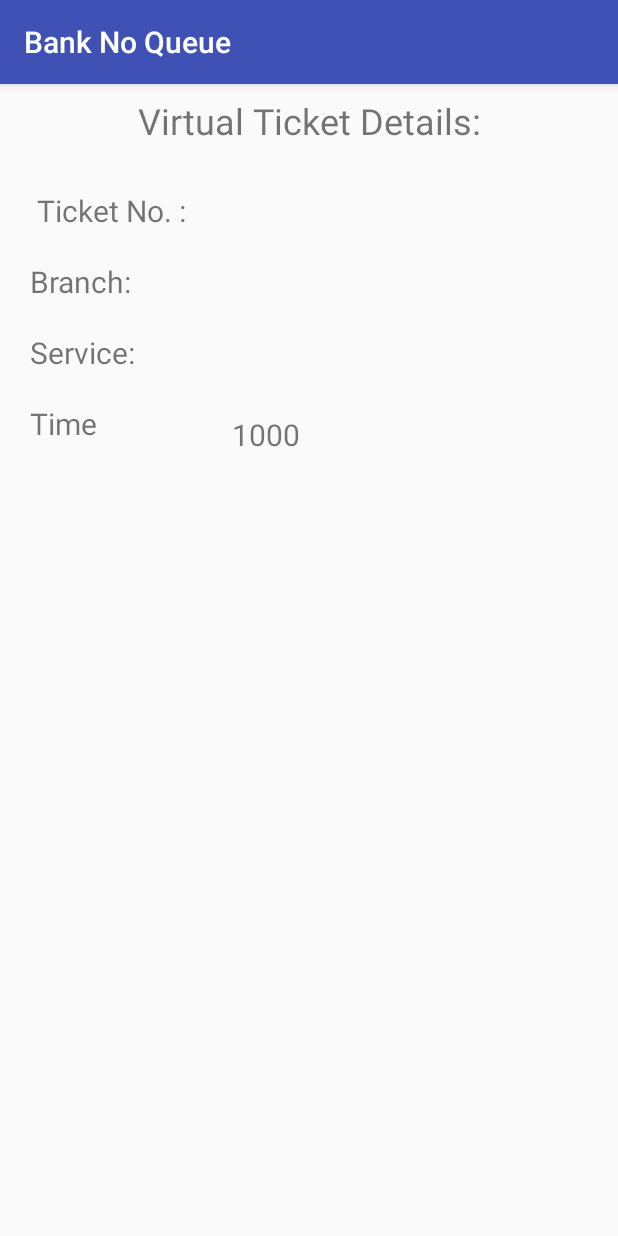
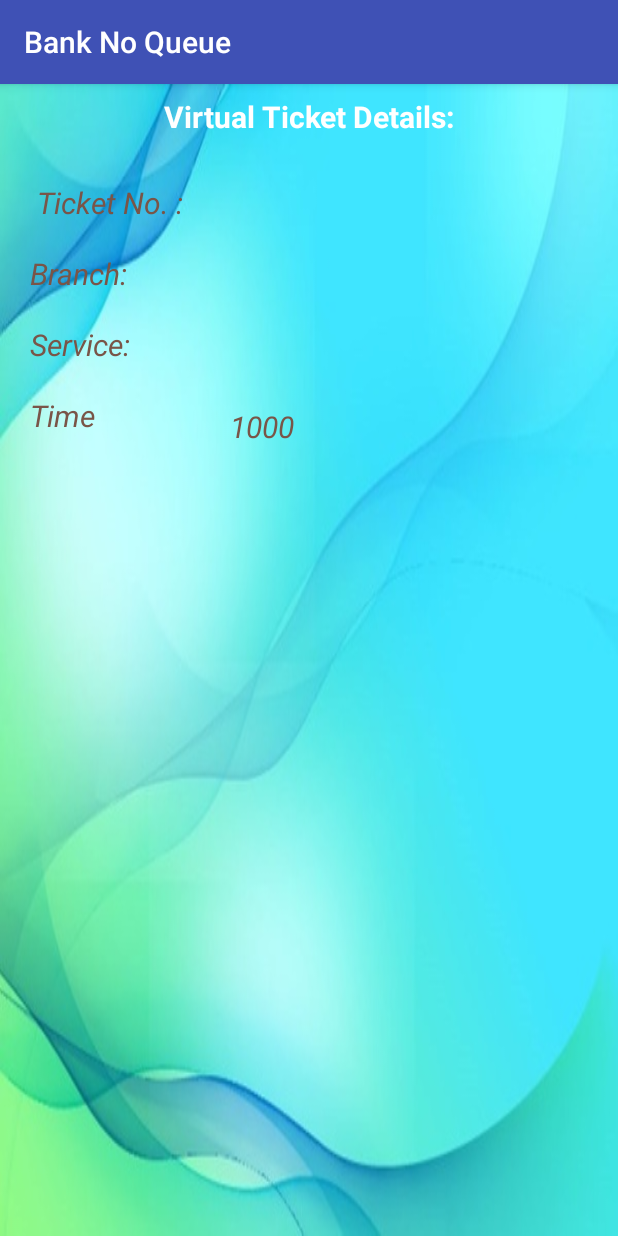
Before and after one commit to allstaralok/BankNoQueue, an Android app: the GuestTimeSelection screen opened directly, with no data from a screen before it, on a phone screen of 412 x 824 dp. Run offline under Robolectric (Android 15) with nearby library versions, the phone set to English and light mode, and no system bars; our stand-ins replace Firebase (no records; nobody signed in at launch, a user with empty details on screens opened directly); 1 statement that could not run was skipped.

```diff
--- a/app/src/main/res/layout/activity_guest_time_selection.xml
+++ b/app/src/main/res/layout/activity_guest_time_selection.xml
@@ -4,6 +4,7 @@
     xmlns:tools="http://schemas.android.com/tools"
     android:layout_width="match_parent"
     android:layout_height="match_parent"
+    android:background="@drawable/image111"
     tools:context="com.example.alok.banknoqueue.GuestTimeSelection">
 
     <TextView
@@ -14,7 +15,9 @@
         android:layout_marginRight="8dp"
         android:layout_marginTop="8dp"
         android:text="Virtual Ticket Details:"
-        android:textSize="24sp"
+        android:textSize="20sp"
+        android:textStyle="bold"
+        android:textColor="#ffffff"
         app:layout_constraintLeft_toLeftOf="parent"
         app:layout_constraintRight_toRightOf="parent"
         app:layout_constraintTop_toTopOf="parent" />
@@ -25,6 +28,8 @@
         android:layout_height="wrap_content"
         android:text=" Ticket No. :"
         android:textSize="20sp"
+        android:textStyle="italic"
+        android:textColor="#795548"
         android:layout_marginTop="30dp"
         app:layout_constraintTop_toBottomOf="@+id/TextBranch"
         android:layout_marginLeft="20dp"
@@ -37,6 +42,8 @@
         android:layout_marginLeft="22dp"
         android:layout_marginTop="30dp"
         android:text="0000000000"
+        android:textStyle="italic"
+        android:textColor="#795548"
         android:textSize="25sp"
         app:layout_constraintLeft_toRightOf="@+id/textView3"
         app:layout_constraintTop_toBottomOf="@+id/TextBranch" />
@@ -47,6 +54,8 @@
         android:layout_height="wrap_content"
         android:text="Branch:"
         android:textSize="20sp"
+        android:textStyle="italic"
+        android:textColor="#795548"
         android:layout_marginTop="20dp"
         app:layout_constraintTop_toBottomOf="@+id/textView3"
         android:layout_marginLeft="20dp"
@@ -60,6 +69,8 @@
         android:layout_marginTop="20dp"
         android:text="Branch"
         android:textSize="20sp"
+        android:textStyle="italic"
+        android:textColor="#795548"
         app:layout_constraintLeft_toRightOf="@+id/textView8"
         app:layout_constraintTop_toBottomOf="@+id/ticketNoTextView" />
 
@@ -70,6 +81,8 @@
         android:layout_marginLeft="20dp"
         android:layout_marginTop="20dp"
         android:text="Service:"
+        android:textStyle="italic"
+        android:textColor="#795548"
         android:textSize="20sp"
         app:layout_constraintLeft_toLeftOf="parent"
         app:layout_constraintTop_toBottomOf="@+id/textView8" />
@@ -81,6 +94,8 @@
         android:layout_marginLeft="70dp"
         android:layout_marginTop="20dp"
         android:text="NULL"
+        android:textStyle="italic"
+        android:textColor="#795548"
         android:textSize="20sp"
         app:layout_constraintLeft_toRightOf="@+id/textView9"
         app:layout_constraintTop_toBottomOf="@+id/branchTextView" />
@@ -92,6 +107,8 @@
         android:layout_marginLeft="20dp"
         android:layout_marginTop="20dp"
         android:text="Time"
+        android:textStyle="italic"
+        android:textColor="#795548"
         android:textSize="20sp"
         app:layout_constraintLeft_toLeftOf="parent"
         app:layout_constraintTop_toBottomOf="@+id/textView9" />
@@ -104,6 +121,8 @@
         android:layout_marginTop="20dp"
         android:text="00:00"
         android:textSize="20sp"
+        android:textStyle="italic"
+        android:textColor="#795548"
         app:layout_constraintLeft_toRightOf="@+id/textView11"
         app:layout_constraintTop_toBottomOf="@+id/serviceEditText" />
 </android.support.constraint.ConstraintLayout>
--- a/app/src/main/res/layout/activity_main.xml
+++ b/app/src/main/res/layout/activity_main.xml
@@ -4,6 +4,7 @@
     xmlns:tools="http://schemas.android.com/tools"
     android:layout_width="match_parent"
     android:layout_height="match_parent"
+    android:background="@drawable/images11"
     tools:context="com.example.alok.banknoqueue.MainActivity"
     tools:layout_editor_absoluteY="81dp"
     tools:layout_editor_absoluteX="0dp">
@@ -27,6 +28,8 @@
         android:layout_marginLeft="8dp"
         android:layout_marginTop="28dp"
         android:text="Registered Users"
+        android:background="#0D47A1"
+        android:textColor="#ffffff"
         app:layout_constraintLeft_toLeftOf="parent"
         app:layout_constraintTop_toBottomOf="@+id/imageView"
         android:layout_marginRight="8dp"
@@ -40,6 +43,8 @@
         android:layout_marginLeft="8dp"
         android:layout_marginTop="40dp"
         android:text="Guest User"
+        android:background="#0D47A1"
+        android:textColor="#ffffff"
         app:layout_constraintLeft_toLeftOf="parent"
         app:layout_constraintTop_toBottomOf="@+id/registerBtn"
         android:layout_marginRight="8dp"
```
Also changed, not shown: app/src/main/res/layout/activity_bank_and_service_selection.xml (+17 -2 lines), app/src/main/res/layout/activity_login.xml (+11 -1 lines), app/src/main/res/drawable/background.png (added), app/src/main/res/drawable/blue_background.png (added), app/src/main/res/drawable/image111.png (added), app/src/main/res/drawable/images.png (added), app/src/main/res/drawable/images1.png (added), app/src/main/res/drawable/images11.png (added), app/src/main/res/drawable/index.png (added), app/src/main/res/drawable/rupee.png (added).
